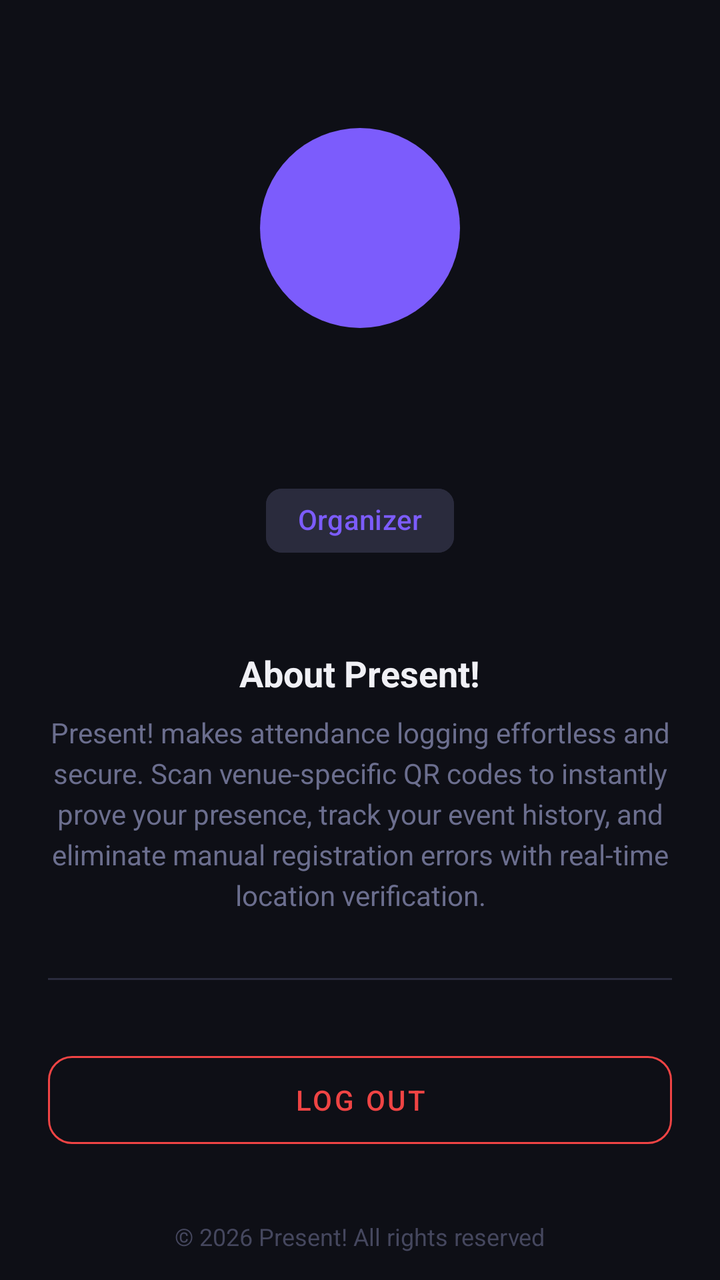
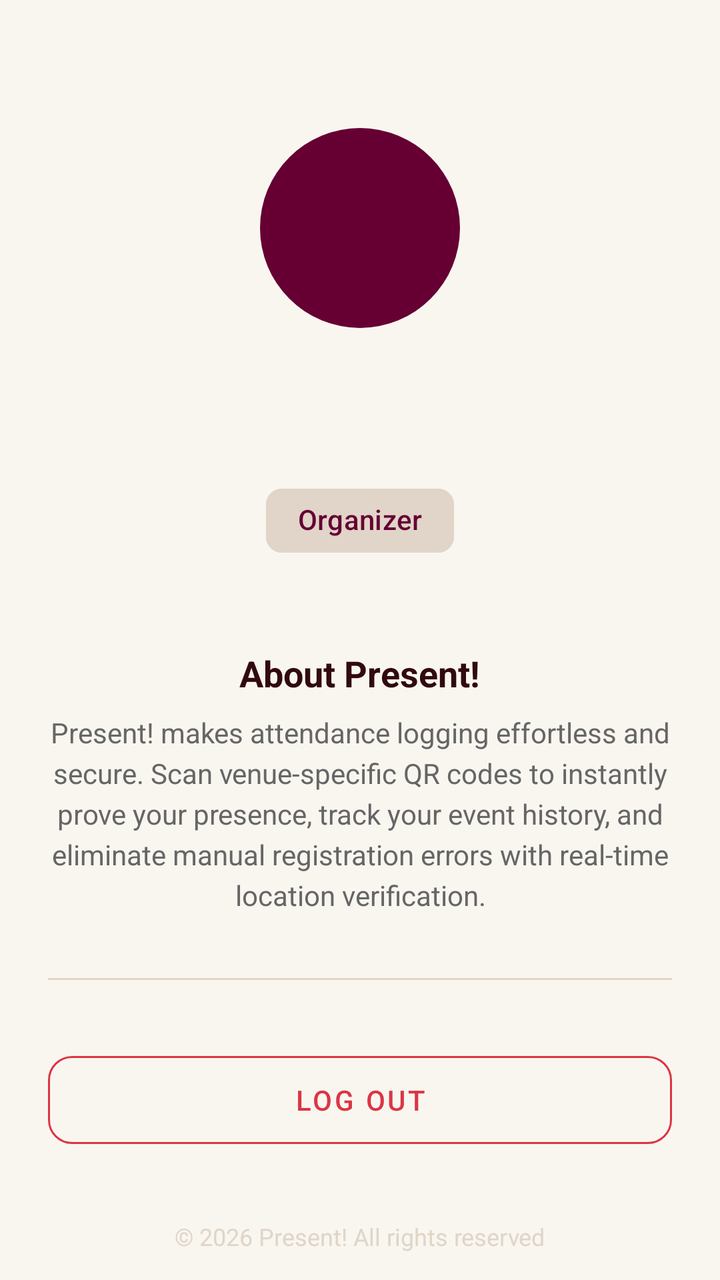

Two renders of the same Android screen: before a commit and after it. Below are the layout's source before the change and the commit's diff.
<!-- AndroidManifest.xml: application theme Theme.Present -->
<!-- res/layout/fragment_admin_profile.xml -->
<?xml version="1.0" encoding="utf-8"?>
<androidx.core.widget.NestedScrollView xmlns:android="http://schemas.android.com/apk/res/android"
    xmlns:app="http://schemas.android.com/apk/res-auto"
    android:layout_width="match_parent"
    android:layout_height="match_parent"
    android:fillViewport="true"
    android:background="#0E0F16">

    <LinearLayout
        android:layout_width="match_parent"
        android:layout_height="wrap_content"
        android:gravity="center_horizontal"
        android:orientation="vertical"
        android:padding="24dp">

        
        <FrameLayout
            android:layout_width="100dp"
            android:layout_height="100dp"
            android:layout_marginTop="40dp"
            android:background="@drawable/circle_bg_primary">
            <TextView
                android:id="@+id/tvAdminInitial"
                android:layout_width="wrap_content"
                android:layout_height="wrap_content"
                android:layout_gravity="center"
                android:textColor="#FFFFFF"
                android:textSize="40sp"
                android:textStyle="bold" />
        </FrameLayout>

        <TextView
            android:id="@+id/tvAdminName"
            android:layout_width="wrap_content"
            android:layout_height="wrap_content"
            android:layout_marginTop="16dp"
            android:textColor="#F0F0F5"
            android:textSize="22sp"
            android:textStyle="bold" />

        <TextView
            android:id="@+id/tvAdminEmail"
            android:layout_width="wrap_content"
            android:layout_height="wrap_content"
            android:textColor="#6B6E8E"
            android:textSize="14sp" />

        <com.google.android.material.chip.Chip
            android:layout_width="wrap_content"
            android:layout_height="wrap_content"
            android:layout_marginTop="8dp"
            android:text="Organizer"
            app:chipBackgroundColor="#2A2B3D"
            android:textColor="#7C5CFC" />

        
        <TextView
            android:layout_width="wrap_content"
            android:layout_height="wrap_content"
            android:layout_marginTop="40dp"
            android:text="About Present!"
            android:textColor="#F0F0F5"
            android:textSize="18sp"
            android:textStyle="bold" />

        <TextView
            android:layout_width="match_parent"
            android:layout_height="wrap_content"
            android:layout_marginTop="8dp"
            android:gravity="center"
            android:lineSpacingExtra="4dp"
            android:text="Present! makes attendance logging effortless and secure. Scan venue-specific QR codes to instantly prove your presence, track your event history, and eliminate manual registration errors with real-time location verification."
            android:textColor="#6B6E8E"
            android:textSize="14sp" />

        <View
            android:layout_width="match_parent"
            android:layout_height="1dp"
            android:layout_marginVertical="32dp"
            android:background="#2A2B3D" />

        
        <com.google.android.material.button.MaterialButton
            android:id="@+id/btnAdminLogout"
            style="@style/Widget.MaterialComponents.Button.OutlinedButton"
            android:layout_width="match_parent"
            android:layout_height="56dp"
            android:text="Log Out"
            app:strokeColor="#EF4444"
            android:textColor="#EF4444"
            app:cornerRadius="12dp" />

        
        <TextView
            android:layout_width="wrap_content"
            android:layout_height="wrap_content"
            android:layout_marginTop="32dp"
            android:layout_marginBottom="16dp"
            android:text="© 2026 Present! All rights reserved"
            android:textColor="#45475E"
            android:textSize="12sp" />

    </LinearLayout>
</androidx.core.widget.NestedScrollView>
<!-- resources referenced by this layout -->
<resources>
  <!-- drawable circle_bg_primary (drawable) -->
  <?xml version="1.0" encoding="utf-8"?>
  <shape xmlns:android="http://schemas.android.com/apk/res/android" android:shape="oval">
      <solid android:color="#7C5CFC" />
  </shape>
  <style name="Theme.Present" parent="Theme.Material3.Dark.NoActionBar">
          
          <item name="colorPrimary">@color/colorPrimary</item>
          <item name="colorOnPrimary">@android:color/white</item>
          <item name="colorSecondary">@color/colorSecondary</item>
          <item name="colorOnSecondary">@android:color/white</item>
          <item name="colorError">@color/colorError</item>
  
          
          <item name="android:windowBackground">@color/colorBackground</item>
          <item name="colorSurface">@color/colorSurface</item>
          <item name="colorOnSurface">@color/colorOnSurface</item>
          <item name="colorOutline">@color/colorBorder</item>
  
          
          <item name="materialButtonStyle">@style/Widget.Material3.Button</item>
          <item name="textInputStyle">@style/Widget.Material3.TextInputLayout.OutlinedBox</item>
          <item name="bottomNavigationStyle">@style/Widget.Material3.BottomNavigationView</item>
      </style>
  <color name="colorPrimary">#7C5CFC</color>
  <color name="colorSecondary">#22C55E</color>
  <color name="colorError">#EF4444</color>
  <color name="colorBackground">#0E0F16</color>
  <color name="colorSurface">#161720</color>
  <color name="colorOnSurface">#F0F0F5</color>
  <color name="colorBorder">#2A2B3D</color>
</resources>

<!-- the commit's change to res/layout/fragment_admin_profile.xml (unified diff, before → after) -->
@@ -4,7 +4,7 @@
     android:layout_width="match_parent"
     android:layout_height="match_parent"
     android:fillViewport="true"
-    android:background="#0E0F16">
+    android:background="@color/colorBackground">
 
     <LinearLayout
         android:layout_width="match_parent"
@@ -24,7 +24,7 @@
                 android:layout_width="wrap_content"
                 android:layout_height="wrap_content"
                 android:layout_gravity="center"
-                android:textColor="#FFFFFF"
+                android:textColor="@color/white"
                 android:textSize="40sp"
                 android:textStyle="bold" />
         </FrameLayout>
@@ -34,7 +34,7 @@
             android:layout_width="wrap_content"
             android:layout_height="wrap_content"
             android:layout_marginTop="16dp"
-            android:textColor="#F0F0F5"
+            android:textColor="@color/colorOnSurface"
             android:textSize="22sp"
             android:textStyle="bold" />
 
@@ -42,7 +42,7 @@
             android:id="@+id/tvAdminEmail"
             android:layout_width="wrap_content"
             android:layout_height="wrap_content"
-            android:textColor="#6B6E8E"
+            android:textColor="@color/colorMuted"
             android:textSize="14sp" />
 
         <com.google.android.material.chip.Chip
@@ -50,8 +50,8 @@
             android:layout_height="wrap_content"
             android:layout_marginTop="8dp"
             android:text="Organizer"
-            app:chipBackgroundColor="#2A2B3D"
-            android:textColor="#7C5CFC" />
+            app:chipBackgroundColor="@color/colorBorder"
+            android:textColor="@color/colorPrimary" />
 
         
         <TextView
@@ -59,7 +59,7 @@
             android:layout_height="wrap_content"
             android:layout_marginTop="40dp"
             android:text="About Present!"
-            android:textColor="#F0F0F5"
+            android:textColor="@color/colorOnSurface"
             android:textSize="18sp"
             android:textStyle="bold" />
 
@@ -70,14 +70,14 @@
             android:gravity="center"
             android:lineSpacingExtra="4dp"
             android:text="Present! makes attendance logging effortless and secure. Scan venue-specific QR codes to instantly prove your presence, track your event history, and eliminate manual registration errors with real-time location verification."
-            android:textColor="#6B6E8E"
+            android:textColor="@color/colorMuted"
             android:textSize="14sp" />
 
         <View
             android:layout_width="match_parent"
             android:layout_height="1dp"
             android:layout_marginVertical="32dp"
-            android:background="#2A2B3D" />
+            android:background="@color/colorBorder" />
 
         
         <com.google.android.material.button.MaterialButton
@@ -86,18 +86,17 @@
             android:layout_width="match_parent"
             android:layout_height="56dp"
             android:text="Log Out"
-            app:strokeColor="#EF4444"
-            android:textColor="#EF4444"
+            app:strokeColor="@color/colorError"
+            android:textColor="@color/colorError"
             app:cornerRadius="12dp" />
 
-        
         <TextView
             android:layout_width="wrap_content"
             android:layout_height="wrap_content"
             android:layout_marginTop="32dp"
             android:layout_marginBottom="16dp"
             android:text="© 2026 Present! All rights reserved"
-            android:textColor="#45475E"
+            android:textColor="@color/colorBorder"
             android:textSize="12sp" />
 
     </LinearLayout>
<!-- resource entries referenced after the edit -->
@@ -2,15 +2,16 @@
 <resources>
   <!-- drawable circle_bg_primary (drawable) -->
   <?xml version="1.0" encoding="utf-8"?>
-  <shape xmlns:android="http://schemas.android.com/apk/res/android" android:shape="oval">
-      <solid android:color="#7C5CFC" />
+  <shape xmlns:android="http://schemas.android.com/apk/res/android"
+      android:shape="oval">
+      <solid android:color="@color/colorPrimary" />
   </shape>
-  <style name="Theme.Present" parent="Theme.Material3.Dark.NoActionBar">
+  <style name="Theme.Present" parent="Theme.Material3.Light.NoActionBar">
           
           <item name="colorPrimary">@color/colorPrimary</item>
-          <item name="colorOnPrimary">@android:color/white</item>
+          <item name="colorOnPrimary">@color/white</item>
           <item name="colorSecondary">@color/colorSecondary</item>
-          <item name="colorOnSecondary">@android:color/white</item>
+          <item name="colorOnSecondary">@color/white</item>
           <item name="colorError">@color/colorError</item>
   
           
@@ -20,16 +21,30 @@
           <item name="colorOutline">@color/colorBorder</item>
   
           
+          <item name="android:statusBarColor">@color/colorPrimary</item>
+          
+          <item name="android:windowLightStatusBar">false</item>
+  
+          
           <item name="materialButtonStyle">@style/Widget.Material3.Button</item>
           <item name="textInputStyle">@style/Widget.Material3.TextInputLayout.OutlinedBox</item>
           <item name="bottomNavigationStyle">@style/Widget.Material3.BottomNavigationView</item>
+  
+          
+          <item name="android:actionBarStyle">@style/Theme.Present.ActionBar</item>
       </style>
-  <color name="colorPrimary">#7C5CFC</color>
-  <color name="colorSecondary">#22C55E</color>
-  <color name="colorError">#EF4444</color>
-  <color name="colorBackground">#0E0F16</color>
-  <color name="colorSurface">#161720</color>
-  <color name="colorOnSurface">#F0F0F5</color>
-  <color name="colorBorder">#2A2B3D</color>
+  <color name="colorPrimary">#660033</color>
+  <color name="white">#FFFFFFFF</color>
+  <color name="colorSecondary">#D4AF37</color>
+  <color name="colorError">#DC3545</color>
+  <color name="colorMuted">#666666</color>
+  <color name="colorBackground">#F9F6F0</color>
+  <color name="colorSurface">#FFFFFF</color>
+  <style name="Theme.Present.ActionBar" parent="@style/Widget.Material3.Toolbar">
+          <item name="android:background">@color/colorPrimary</item>
+          <item name="titleTextColor">@color/white</item>
+      </style>
+  <color name="colorOnSurface">#31090E</color>
+  <color name="colorBorder">#E0D5C8</color>
 </resources>
 
